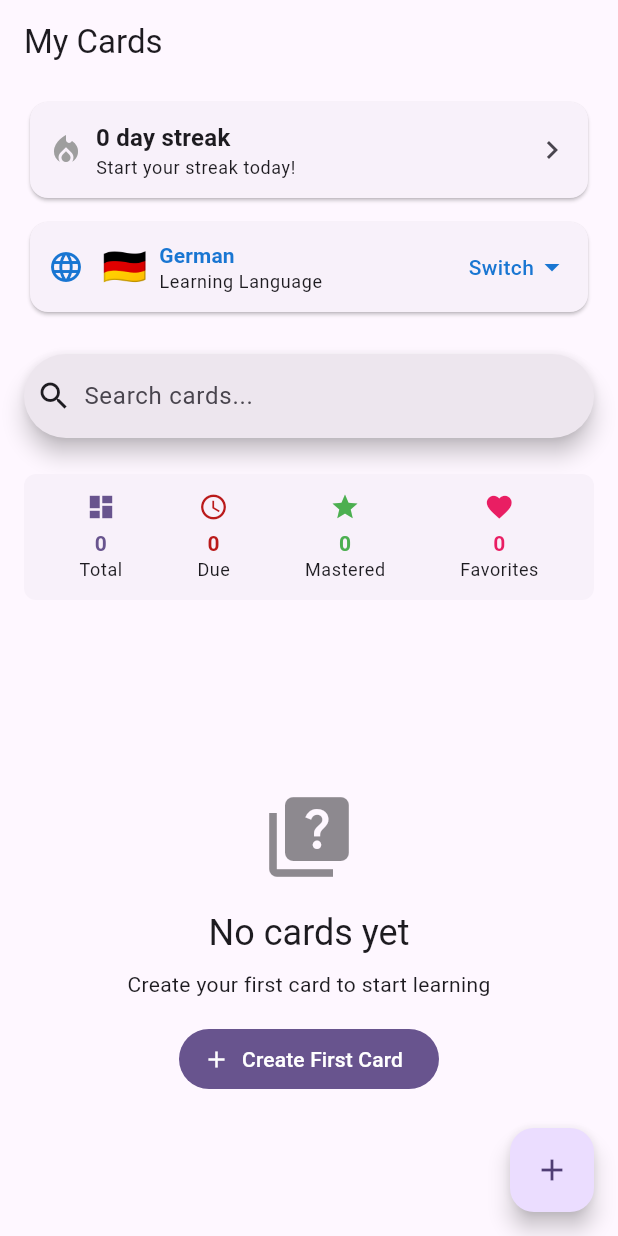
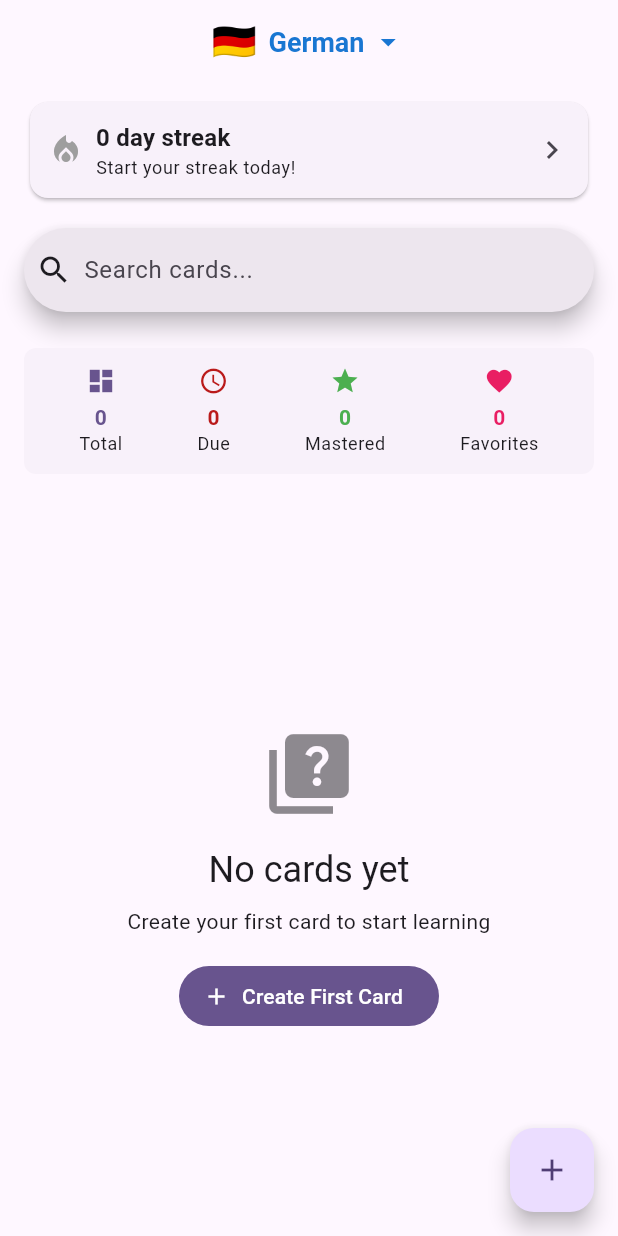
Before and after one commit to oscarjaergren/LinguaFlutter, a Flutter app: the screen it shows after launch, on a phone screen of 412 x 824 dp. Run offline on Flutter 3.47's test engine with Material 3 defaults, Android fonts, the phone set to English and light mode, and no system bars; our stand-ins replace flutter_svg, shared_preferences.

Commit message:
feat(language): implement language selection in app bar with improved UI

```diff
--- a/lib/screens/card_list_screen.dart
+++ b/lib/screens/card_list_screen.dart
@@ -49,7 +49,71 @@ class _CardListScreenState extends State<CardListScreen> {
   Widget build(BuildContext context) {
     return Scaffold(
       appBar: AppBar(
-        title: const Text('My Cards'),
+        title: Consumer<LanguageProvider>(
+          builder: (context, languageProvider, child) {
+            final activeLanguage = languageProvider.activeLanguage;
+            final languageDetails = languageProvider.getLanguageDetails(activeLanguage)!;
+
+            return PopupMenuButton<String>(
+              onSelected: (String languageCode) {
+                languageProvider.setActiveLanguage(languageCode);
+                context.read<CardProvider>().onLanguageChanged();
+              },
+              itemBuilder: (BuildContext context) {
+                return languageProvider.availableLanguages.entries
+                    .map((entry) {
+                  final code = entry.key;
+                  final details = entry.value;
+                  return PopupMenuItem<String>(
+                    value: code,
+                    child: Row(
+                      children: [
+                        Text(
+                          details['flag'],
+                          style: const TextStyle(fontSize: 20),
+                        ),
+                        const SizedBox(width: 8),
+                        Text(details['name']),
+                        if (code == activeLanguage) ...[
+                          const Spacer(),
+                          Icon(
+                            Icons.check,
+                            color: languageProvider.getLanguageColor(code),
+                            size: 16,
+                          ),
+                        ],
+                      ],
+                    ),
+                  );
+                }).toList();
+              },
+              child: Row(
+                mainAxisSize: MainAxisSize.min,
+                children: [
+                  Text(
+                    languageDetails['flag'],
+                    style: const TextStyle(fontSize: 24),
+                  ),
+                  const SizedBox(width: 8),
+                  Text(
+                    languageDetails['name'],
+                    style: TextStyle(
+                      color: languageProvider.getLanguageColor(activeLanguage),
+                      fontWeight: FontWeight.bold,
+                      fontSize: 18,
+                    ),
+                  ),
+                  const SizedBox(width: 4),
+                  Icon(
+                    Icons.arrow_drop_down,
+                    color: languageProvider.getLanguageColor(activeLanguage),
+                  ),
+                ],
+              ),
+            );
+          },
+        ),
+        centerTitle: true,
         actions: [
           Consumer<CardProvider>(
             builder: (context, provider, child) {
@@ -97,106 +161,6 @@ class _CardListScreenState extends State<CardListScreen> {
           const Padding(
             padding: EdgeInsets.fromLTRB(16, 8, 16, 0),
             child: StreakStatusWidget(compact: true),
-          ),
-
-          // Language selection
-          Consumer<LanguageProvider>(
-            builder: (context, languageProvider, child) {
-              final activeLanguage = languageProvider.activeLanguage;
-              final languageDetails = languageProvider.getLanguageDetails(activeLanguage)!;
-
-              return Container(
-                margin: const EdgeInsets.fromLTRB(16, 8, 16, 8),
-                child: Card(
-                  child: Padding(
-                    padding: const EdgeInsets.all(12.0),
-                    child: Row(
-                      children: [
-                        Icon(
-                          Icons.language,
-                          color: languageProvider.getLanguageColor(activeLanguage),
-                        ),
-                        const SizedBox(width: 12),
-                        Text(
-                          languageDetails['flag'],
-                          style: const TextStyle(fontSize: 24),
-                        ),
-                        const SizedBox(width: 8),
-                        Expanded(
-                          child: Column(
-                            crossAxisAlignment: CrossAxisAlignment.start,
-                            mainAxisSize: MainAxisSize.min,
-                            children: [
-                              Text(
-                                languageDetails['name'],
-                                style: Theme.of(context).textTheme.titleSmall?.copyWith(
-                                  color: languageProvider.getLanguageColor(activeLanguage),
-                                  fontWeight: FontWeight.bold,
-                                ),
-                              ),
-                              Text(
-                                'Learning Language',
-                                style: Theme.of(context).textTheme.bodySmall,
-                              ),
-                            ],
-                          ),
-                        ),
-                        PopupMenuButton<String>(
-                          onSelected: (String languageCode) {
-                            languageProvider.setActiveLanguage(languageCode);
-                            context.read<CardProvider>().onLanguageChanged();
-                          },
-                          itemBuilder: (BuildContext context) {
-                            return languageProvider.availableLanguages.entries
-                                .map((entry) {
-                              final code = entry.key;
-                              final details = entry.value;
-                              return PopupMenuItem<String>(
-                                value: code,
-                                child: Row(
-                                  children: [
-                                    Text(
-                                      details['flag'],
-                                      style: const TextStyle(fontSize: 20),
-                                    ),
-                                    const SizedBox(width: 8),
-                                    Text(details['name']),
-                                    if (code == activeLanguage) ...[
-                                      const Spacer(),
-                                      Icon(
-                                        Icons.check,
-                                        color: languageProvider.getLanguageColor(code),
-                                        size: 16,
-                                      ),
-                                    ],
-                                  ],
-                                ),
-                              );
-                            }).toList();
-                          },
-                          child: Row(
-                            mainAxisSize: MainAxisSize.min,
-                            children: [
-                              Text(
-                                'Switch',
-                                style: TextStyle(
-                                  color: languageProvider.getLanguageColor(activeLanguage),
-                                  fontWeight: FontWeight.w500,
-                                ),
-                              ),
-                              Icon(
-                                Icons.arrow_drop_down,
-                                color: languageProvider.getLanguageColor(activeLanguage),
-                              ),
-                            ],
-                          ),
-                        ),
-                      ],
-                    ),
-                  ),
-                ),
-              );
-            },
           ),
 
           // Search bar
```
